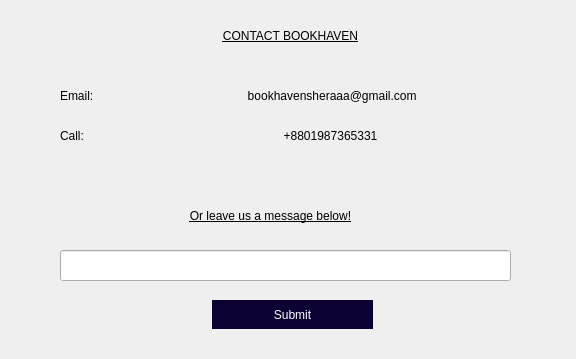
The window that BookHaven_(library+bookshop)/contactus.ui (akibhaider/BOOK_HAVEN) describes before a commit, drawn with Qt 5.
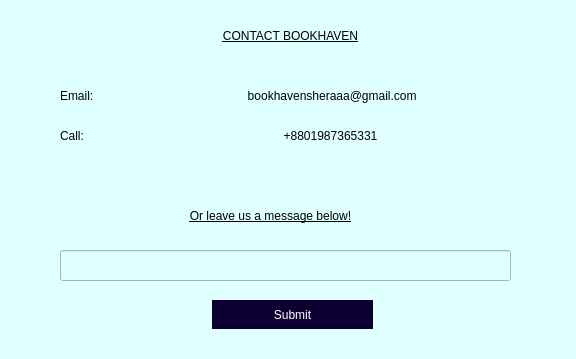
The same window after the commit.

The edit to the form file:
```diff
--- a/BookHaven_(library+bookshop)/contactus.ui
+++ b/BookHaven_(library+bookshop)/contactus.ui
@@ -13,6 +13,9 @@
   <property name="windowTitle">
    <string>Dialog</string>
   </property>
+  <property name="styleSheet">
+   <string notr="true">background-color: rgb(224, 255, 255);</string>
+  </property>
   <widget class="QLabel" name="label">
    <property name="geometry">
     <rect>
```
